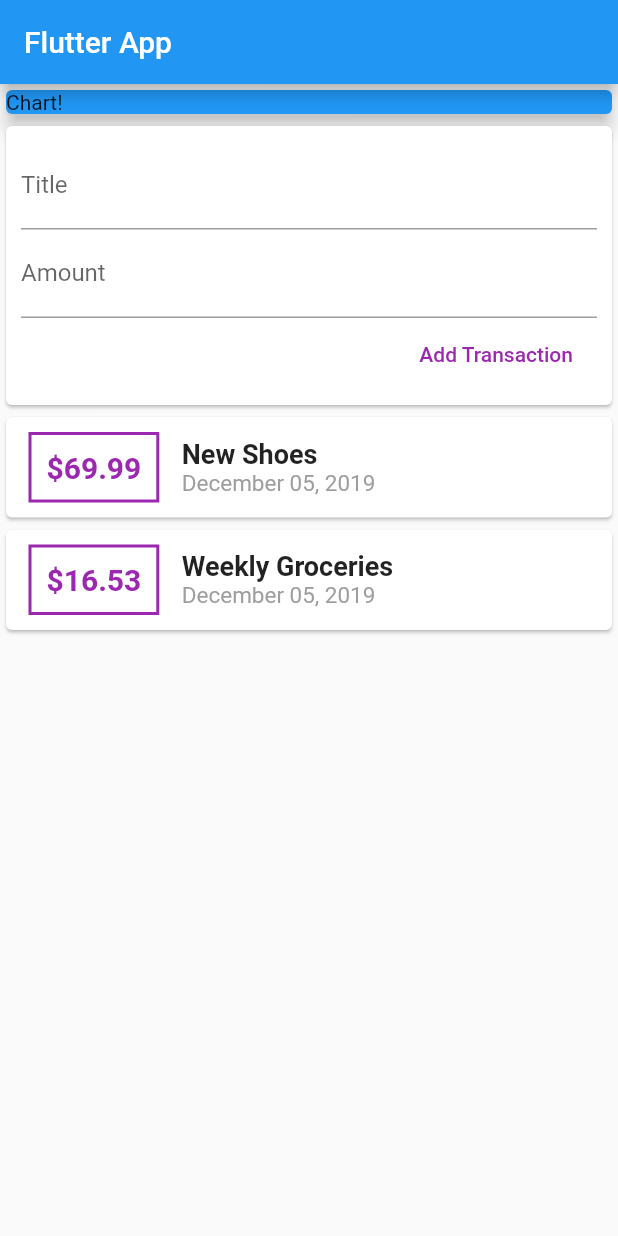
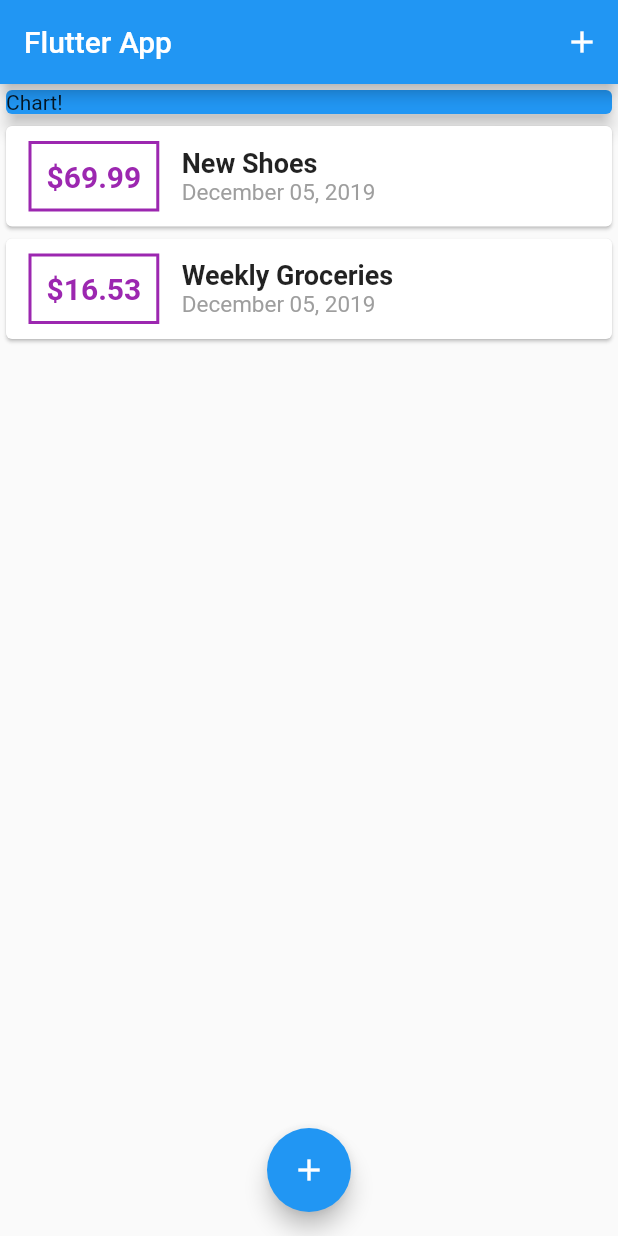
Before and after one commit to Adam-Ozbayraktar/personal_expenses_app, a Flutter app: the screen it shows after launch, on a phone screen of 412 x 824 dp. Run offline on Flutter 3.47's test engine with Material 2 defaults, Android fonts, the phone set to English and light mode, and no system bars.

Commit message:
Added functional floating buttons

```diff
--- a/lib/main.dart
+++ b/lib/main.dart
@@ -1,6 +1,8 @@
 import 'package:flutter/material.dart';
 
-import './widgets/user_transactions.dart';
+import './widgets/new_transactions.dart';
+import './widgets/transaction_list.dart';
+import './models/transaction.dart';
 
 void main() => runApp(MyApp());
 
@@ -14,17 +16,59 @@ class MyApp extends StatelessWidget {
   }
 }
 
-class MyHomePage extends StatelessWidget {
+class MyHomePage extends StatefulWidget {
   // String titleInput;
   // String amountInput;
-  final titleController = TextEditingController();
-  final amountController = TextEditingController();
+  @override
+  _MyHomePageState createState() => _MyHomePageState();
+}
+
+class _MyHomePageState extends State<MyHomePage> {
+    final List<Transaction> _userTransactions = [
+    Transaction(
+      id: 't1',
+      title: 'New Shoes',
+      amount: 69.99,
+      date: DateTime.now(),
+    ),
+    Transaction(
+      id: 't2',
+      title: 'Weekly Groceries',
+      amount: 16.53,
+      date: DateTime.now(),
+    ),
+  ];
+
+  void _addNewTransaction(String txTitle, double txAmount) {
+    final newTx = Transaction(
+      title: txTitle,
+      amount: txAmount,
+      date: DateTime.now(),
+      id: DateTime.now().toString(),
+    );
+
+    setState(() {
+      _userTransactions.add(newTx);
+    });
+  }
+
+  void _startAddNewTransaction(BuildContext ctx) {
+    showModalBottomSheet(context: ctx, builder: (_) {
+      return NewTransaction(_addNewTransaction);
+    },);
+  }
 
   @override
   Widget build(BuildContext context) {
     return Scaffold(
       appBar: AppBar(
         title: Text('Flutter App'),
+        actions: <Widget>[
+          IconButton(
+            icon: Icon(Icons.add),
+            onPressed: () =>  _startAddNewTransaction(context),
+          ),
+        ],
       ),
       body: SingleChildScrollView(
         child: Column(
@@ -38,9 +82,14 @@ class MyHomePage extends StatelessWidget {
                 elevation: 5,
               ),
             ),
-            UserTransactions(),
+            TransactionList(_userTransactions),
           ],
         ),
+      ),
+      floatingActionButtonLocation: FloatingActionButtonLocation.centerFloat,
+      floatingActionButton: FloatingActionButton(
+        child: Icon(Icons.add),
+        onPressed: () =>  _startAddNewTransaction(context),
       ),
     );
   }
--- a/lib/widgets/user_transactions.dart
+++ /dev/null
@@ -1,50 +0,0 @@
-import 'package:flutter/material.dart';
-
-import './new_transactions.dart';
-import './transaction_list.dart';
-import '../models/transaction.dart';
-
-class UserTransactions extends StatefulWidget {
-  @override
-  _UserTransactionsState createState() => _UserTransactionsState();
-}
-
-class _UserTransactionsState extends State<UserTransactions> {
-  final List<Transaction> _userTransactions = [
-    Transaction(
-      id: 't1',
-      title: 'New Shoes',
-      amount: 69.99,
-      date: DateTime.now(),
-    ),
-    Transaction(
-      id: 't2',
-      title: 'Weekly Groceries',
-      amount: 16.53,
-      date: DateTime.now(),
-    ),
-  ];
-
-  void _addNewTransaction(String txTitle, double txAmount) {
-    final newTx = Transaction(
-      title: txTitle,
-      amount: txAmount,
-      date: DateTime.now(),
-      id: DateTime.now().toString(),
-    );
-
-    setState(() {
-      _userTransactions.add(newTx);
-    });
-  }
-
-  @override
-  Widget build(BuildContext context) {
-    return Column(
-      children: <Widget>[
-        NewTransaction(_addNewTransaction),
-        TransactionList(_userTransactions),
-      ],
-    );
-  }
-}
```
